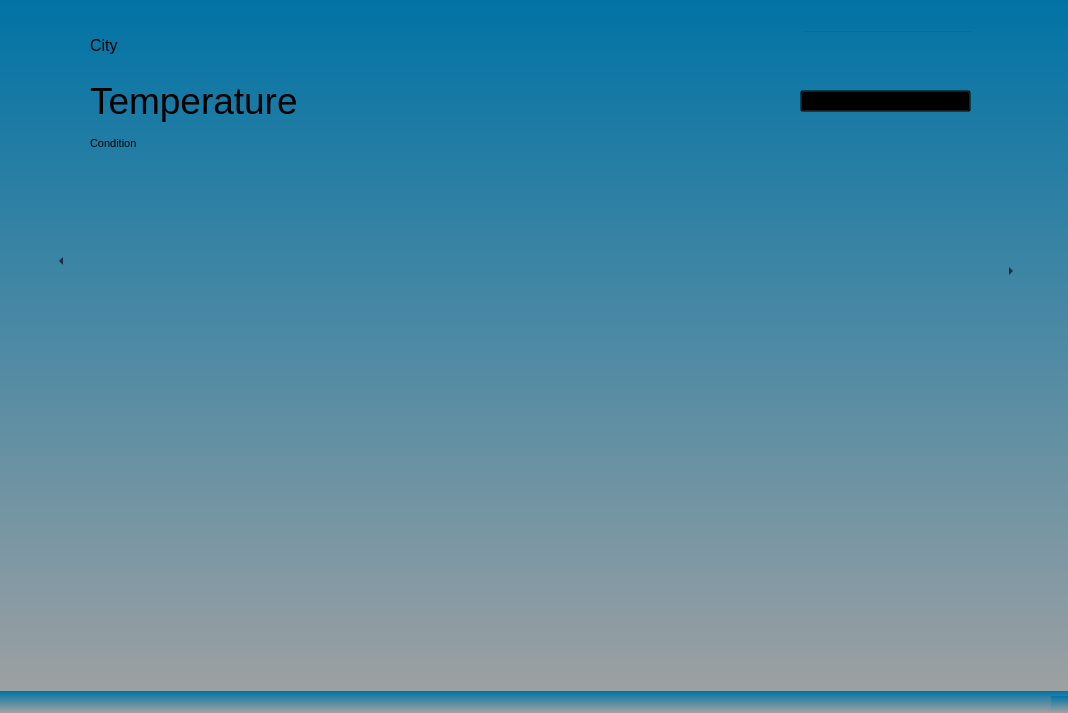
Before: the Qt Designer form mainwindow.ui in AdiH16/Aplikacija-Za-Vremensku-Prognozu-OOP, drawn with Qt 5.
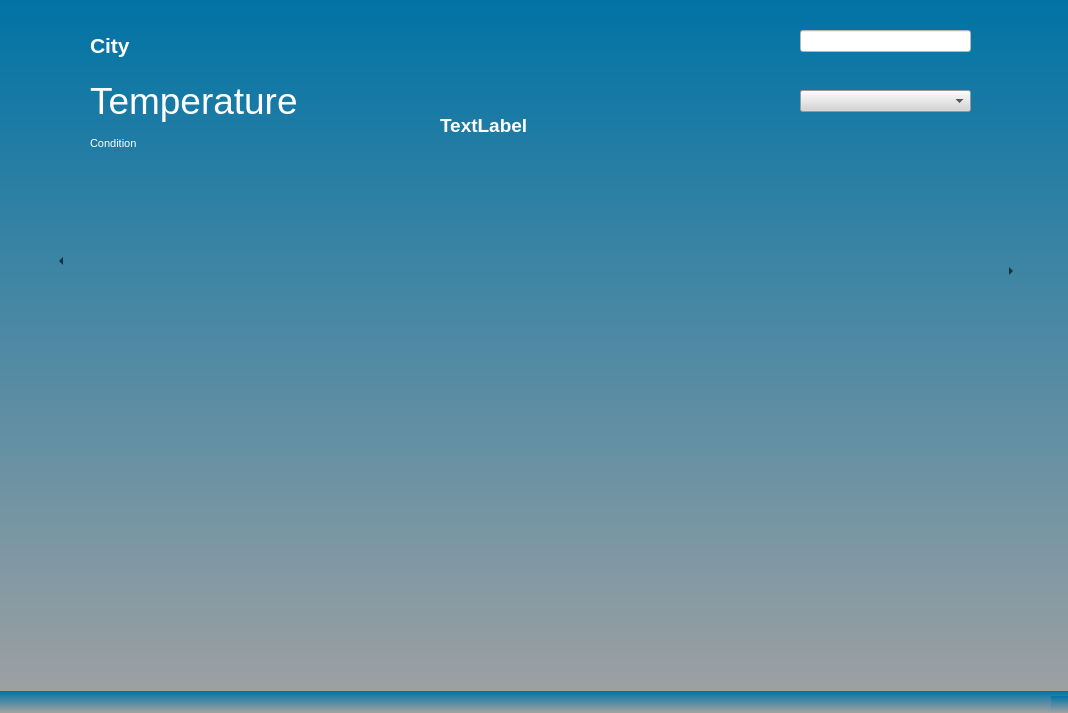
After: the same form once the commit is applied.

```diff
--- a/mainwindow.ui
+++ b/mainwindow.ui
@@ -30,6 +30,115 @@
       <height>51</height>
      </rect>
     </property>
+    <property name="palette">
+     <palette>
+      <active>
+       <colorrole role="WindowText">
+        <brush brushstyle="SolidPattern">
+         <color alpha="255">
+          <red>255</red>
+          <green>255</green>
+          <blue>255</blue>
+         </color>
+        </brush>
+       </colorrole>
+       <colorrole role="Button">
+        <brush brushstyle="SolidPattern">
+         <color alpha="0">
+          <red>0</red>
+          <green>0</green>
+          <blue>0</blue>
+         </color>
+        </brush>
+       </colorrole>
+       <colorrole role="Base">
+        <brush brushstyle="SolidPattern">
+         <color alpha="0">
+          <red>0</red>
+          <green>0</green>
+          <blue>0</blue>
+         </color>
+        </brush>
+       </colorrole>
+       <colorrole role="Window">
+        <brush brushstyle="SolidPattern">
+         <color alpha="0">
+          <red>0</red>
+          <green>0</green>
+          <blue>0</blue>
+         </color>
+        </brush>
+       </colorrole>
+      </active>
+      <inactive>
+       <colorrole role="WindowText">
+        <brush brushstyle="SolidPattern">
+         <color alpha="255">
+          <red>255</red>
+          <green>255</green>
+          <blue>255</blue>
+         </color>
+        </brush>
+       </colorrole>
+       <colorrole role="Button">
+        <brush brushstyle="SolidPattern">
+         <color alpha="0">
+          <red>0</red>
+          <green>0</green>
+          <blue>0</blue>
+         </color>
+        </brush>
+       </colorrole>
+       <colorrole role="Base">
+        <brush brushstyle="SolidPattern">
+         <color alpha="0">
+          <red>0</red>
+          <green>0</green>
+          <blue>0</blue>
+         </color>
+        </brush>
+       </colorrole>
+       <colorrole role="Window">
+        <brush brushstyle="SolidPattern">
+         <color alpha="0">
+          <red>0</red>
+          <green>0</green>
+          <blue>0</blue>
+         </color>
+        </brush>
+       </colorrole>
+      </inactive>
+      <disabled>
+       <colorrole role="Button">
+        <brush brushstyle="SolidPattern">
+         <color alpha="0">
+          <red>0</red>
+          <green>0</green>
+          <blue>0</blue>
+         </color>
+        </brush>
+       </colorrole>
+       <colorrole role="Base">
+        <brush brushstyle="SolidPattern">
+         <color alpha="0">
+          <red>0</red>
+          <green>0</green>
+          <blue>0</blue>
+         </color>
+        </brush>
+       </colorrole>
+       <colorrole role="Window">
+        <brush brushstyle="SolidPattern">
+         <color alpha="0">
+          <red>0</red>
+          <green>0</green>
+          <blue>0</blue>
+         </color>
+        </brush>
+       </colorrole>
+      </disabled>
+     </palette>
+    </property>
     <property name="font">
      <font>
       <pointsize>28</pointsize>
@@ -48,6 +157,115 @@
       <height>16</height>
      </rect>
     </property>
+    <property name="palette">
+     <palette>
+      <active>
+       <colorrole role="WindowText">
+        <brush brushstyle="SolidPattern">
+         <color alpha="255">
+          <red>255</red>
+          <green>255</green>
+          <blue>255</blue>
+         </color>
+        </brush>
+       </colorrole>
+       <colorrole role="Button">
+        <brush brushstyle="SolidPattern">
+         <color alpha="0">
+          <red>0</red>
+          <green>0</green>
+          <blue>0</blue>
+         </color>
+        </brush>
+       </colorrole>
+       <colorrole role="Base">
+        <brush brushstyle="SolidPattern">
+         <color alpha="0">
+          <red>0</red>
+          <green>0</green>
+          <blue>0</blue>
+         </color>
+        </brush>
+       </colorrole>
+       <colorrole role="Window">
+        <brush brushstyle="SolidPattern">
+         <color alpha="0">
+          <red>0</red>
+          <green>0</green>
+          <blue>0</blue>
+         </color>
+        </brush>
+       </colorrole>
+      </active>
+      <inactive>
+       <colorrole role="WindowText">
+        <brush brushstyle="SolidPattern">
+         <color alpha="255">
+          <red>255</red>
+          <green>255</green>
+          <blue>255</blue>
+         </color>
+        </brush>
+       </colorrole>
+       <colorrole role="Button">
+        <brush brushstyle="SolidPattern">
+         <color alpha="0">
+          <red>0</red>
+          <green>0</green>
+          <blue>0</blue>
+         </color>
+        </brush>
+       </colorrole>
+       <colorrole role="Base">
+        <brush brushstyle="SolidPattern">
+         <color alpha="0">
+          <red>0</red>
+          <green>0</green>
+          <blue>0</blue>
+         </color>
+        </brush>
+       </colorrole>
+       <colorrole role="Window">
+        <brush brushstyle="SolidPattern">
+         <color alpha="0">
+          <red>0</red>
+          <green>0</green>
+          <blue>0</blue>
+         </color>
+        </brush>
+       </colorrole>
+      </inactive>
+      <disabled>
+       <colorrole role="Button">
+        <brush brushstyle="SolidPattern">
+         <color alpha="0">
+          <red>0</red>
+          <green>0</green>
+          <blue>0</blue>
+         </color>
+        </brush>
+       </colorrole>
+       <colorrole role="Base">
+        <brush brushstyle="SolidPattern">
+         <color alpha="0">
+          <red>0</red>
+          <green>0</green>
+          <blue>0</blue>
+         </color>
+        </brush>
+       </colorrole>
+       <colorrole role="Window">
+        <brush brushstyle="SolidPattern">
+         <color alpha="0">
+          <red>0</red>
+          <green>0</green>
+          <blue>0</blue>
+         </color>
+        </brush>
+       </colorrole>
+      </disabled>
+     </palette>
+    </property>
     <property name="font">
      <font>
       <pointsize>8</pointsize>
@@ -61,7 +279,7 @@
     <property name="geometry">
      <rect>
       <x>440</x>
-      <y>50</y>
+      <y>20</y>
       <width>171</width>
       <height>81</height>
      </rect>
@@ -165,12 +383,15 @@
    <widget class="QLineEdit" name="searchBar">
     <property name="geometry">
      <rect>
-      <x>802</x>
+      <x>800</x>
       <y>30</y>
       <width>171</width>
       <height>22</height>
      </rect>
     </property>
+    <property name="styleSheet">
+     <string notr="true">background-color: white</string>
+    </property>
    </widget>
    <widget class="QComboBox" name="favouriteCities">
     <property name="geometry">
@@ -181,6 +402,9 @@
       <height>22</height>
      </rect>
     </property>
+    <property name="styleSheet">
+     <string notr="true">background-color: rgb(213, 213, 213)</string>
+    </property>
    </widget>
    <widget class="QWidget" name="horizontalLayoutWidget_2">
     <property name="geometry">
@@ -194,9 +418,119 @@
     <layout class="QHBoxLayout" name="cityLabelLayout">
      <item>
       <widget class="QLabel" name="city">
+       <property name="palette">
+        <palette>
+         <active>
+          <colorrole role="WindowText">
+           <brush brushstyle="SolidPattern">
+            <color alpha="255">
+             <red>255</red>
+             <green>255</green>
+             <blue>255</blue>
+            </color>
+           </brush>
+          </colorrole>
+          <colorrole role="Button">
+           <brush brushstyle="SolidPattern">
+            <color alpha="0">
+             <red>0</red>
+             <green>0</green>
+             <blue>0</blue>
+            </color>
+           </brush>
+          </colorrole>
+          <colorrole role="Base">
+           <brush brushstyle="SolidPattern">
+            <color alpha="0">
+             <red>0</red>
+             <green>0</green>
+             <blue>0</blue>
+            </color>
+           </brush>
+          </colorrole>
+          <colorrole role="Window">
+           <brush brushstyle="SolidPattern">
+            <color alpha="0">
+             <red>0</red>
+             <green>0</green>
+             <blue>0</blue>
+            </color>
+           </brush>
+          </colorrole>
+         </active>
+         <inactive>
+          <colorrole role="WindowText">
+           <brush brushstyle="SolidPattern">
+            <color alpha="255">
+             <red>255</red>
+             <green>255</green>
+             <blue>255</blue>
+            </color>
+           </brush>
+          </colorrole>
+          <colorrole role="Button">
+           <brush brushstyle="SolidPattern">
+            <color alpha="0">
+             <red>0</red>
+             <green>0</green>
+             <blue>0</blue>
+            </color>
+           </brush>
+          </colorrole>
+          <colorrole role="Base">
+           <brush brushstyle="SolidPattern">
+            <color alpha="0">
+             <red>0</red>
+             <green>0</green>
+             <blue>0</blue>
+            </color>
+           </brush>
+          </colorrole>
+          <colorrole role="Window">
+           <brush brushstyle="SolidPattern">
+            <color alpha="0">
+             <red>0</red>
+             <green>0</green>
+             <blue>0</blue>
+            </color>
+           </brush>
+          </colorrole>
+         </inactive>
+         <disabled>
+          <colorrole role="Button">
+           <brush brushstyle="SolidPattern">
+            <color alpha="0">
+             <red>0</red>
+             <green>0</green>
+             <blue>0</blue>
+            </color>
+           </brush>
+          </colorrole>
+          <colorrole role="Base">
+           <brush brushstyle="SolidPattern">
+            <color alpha="0">
+             <red>0</red>
+             <green>0</green>
+             <blue>0</blue>
+            </color>
+           </brush>
+          </colorrole>
+          <colorrole role="Window">
+           <brush brushstyle="SolidPattern">
+            <color alpha="0">
+             <red>0</red>
+             <green>0</green>
+             <blue>0</blue>
+            </color>
+           </brush>
+          </colorrole>
+         </disabled>
+        </palette>
+       </property>
        <property name="font">
         <font>
-         <pointsize>12</pointsize>
+         <pointsize>16</pointsize>
+         <bold>true</bold>
         </font>
        </property>
        <property name="styleSheet">
@@ -209,6 +543,134 @@
      </item>
     </layout>
    </widget>
+   <widget class="QLabel" name="currentWeatherCondition">
+    <property name="geometry">
+     <rect>
+      <x>440</x>
+      <y>105</y>
+      <width>171</width>
+      <height>41</height>
+     </rect>
+    </property>
+    <property name="palette">
+     <palette>
+      <active>
+       <colorrole role="WindowText">
+        <brush brushstyle="SolidPattern">
+         <color alpha="255">
+          <red>255</red>
+          <green>255</green>
+          <blue>255</blue>
+         </color>
+        </brush>
+       </colorrole>
+       <colorrole role="Button">
+        <brush brushstyle="SolidPattern">
+         <color alpha="0">
+          <red>0</red>
+          <green>0</green>
+          <blue>0</blue>
+         </color>
+        </brush>
+       </colorrole>
+       <colorrole role="Base">
+        <brush brushstyle="SolidPattern">
+         <color alpha="0">
+          <red>0</red>
+          <green>0</green>
+          <blue>0</blue>
+         </color>
+        </brush>
+       </colorrole>
+       <colorrole role="Window">
+        <brush brushstyle="SolidPattern">
+         <color alpha="0">
+          <red>0</red>
+          <green>0</green>
+          <blue>0</blue>
+         </color>
+        </brush>
+       </colorrole>
+      </active>
+      <inactive>
+       <colorrole role="WindowText">
+        <brush brushstyle="SolidPattern">
+         <color alpha="255">
+          <red>255</red>
+          <green>255</green>
+          <blue>255</blue>
+         </color>
+        </brush>
+       </colorrole>
+       <colorrole role="Button">
+        <brush brushstyle="SolidPattern">
+         <color alpha="0">
+          <red>0</red>
+          <green>0</green>
+          <blue>0</blue>
+         </color>
+        </brush>
+       </colorrole>
+       <colorrole role="Base">
+        <brush brushstyle="SolidPattern">
+         <color alpha="0">
+          <red>0</red>
+          <green>0</green>
+          <blue>0</blue>
+         </color>
+        </brush>
+       </colorrole>
+       <colorrole role="Window">
+        <brush brushstyle="SolidPattern">
+         <color alpha="0">
+          <red>0</red>
+          <green>0</green>
+          <blue>0</blue>
+         </color>
+        </brush>
+       </colorrole>
+      </inactive>
+      <disabled>
+       <colorrole role="Button">
+        <brush brushstyle="SolidPattern">
+         <color alpha="0">
+          <red>0</red>
+          <green>0</green>
+          <blue>0</blue>
+         </color>
+        </brush>
+       </colorrole>
+       <colorrole role="Base">
+        <brush brushstyle="SolidPattern">
+         <color alpha="0">
+          <red>0</red>
+          <green>0</green>
+          <blue>0</blue>
+         </color>
+        </brush>
+       </colorrole>
+       <colorrole role="Window">
+        <brush brushstyle="SolidPattern">
+         <color alpha="0">
+          <red>0</red>
+          <green>0</green>
+          <blue>0</blue>
+         </color>
+        </brush>
+       </colorrole>
+      </disabled>
+     </palette>
+    </property>
+    <property name="font">
+     <font>
+      <pointsize>14</pointsize>
+      <bold>true</bold>
+     </font>
+    </property>
+    <property name="text">
+     <string>TextLabel</string>
+    </property>
+   </widget>
   </widget>
   <widget class="QStatusBar" name="statusbar"/>
   <action name="actionaaa">
```
